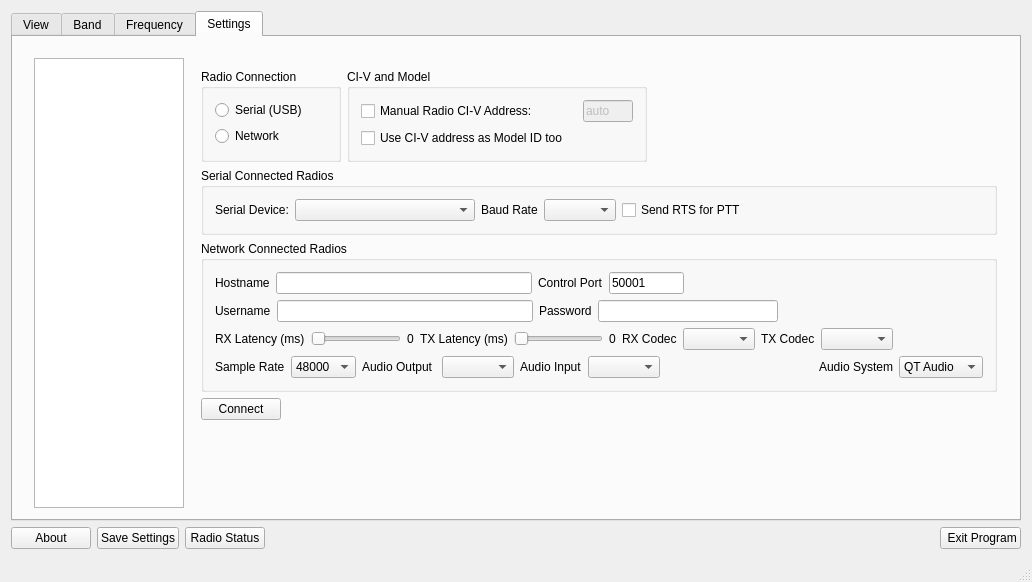
Before: the Qt Designer form wfmain.ui in adecarolis/wfweb, drawn with Qt 5.
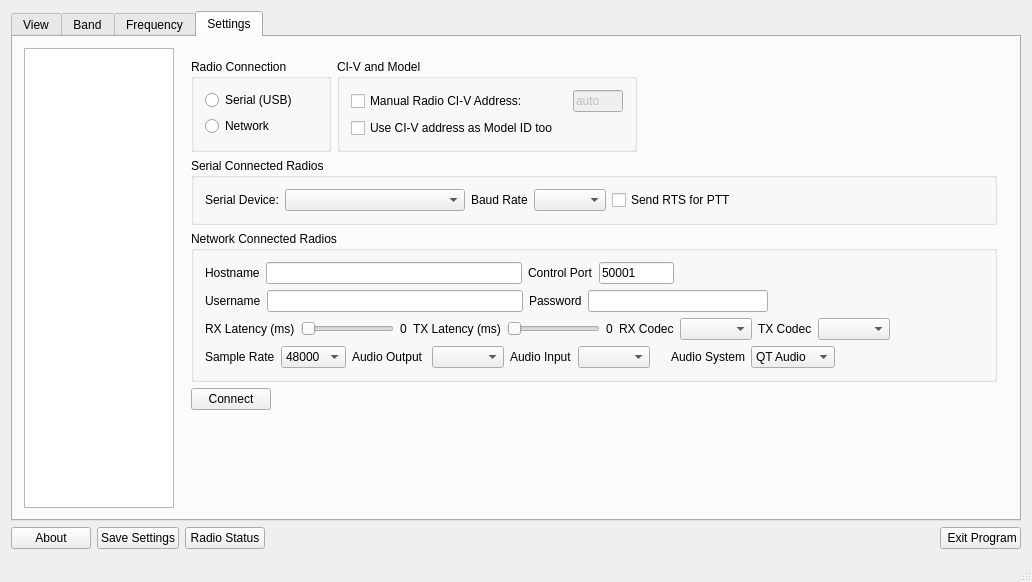
After: the same form once the commit is applied. The open tabs and pages were chosen to show the change. Custom widgets are drawn as their Qt base class.

Commit message: Found an extra 10 pixels due to some layout padding I left in accidently.

Diff of the .ui file:
```diff
--- a/wfmain.ui
+++ b/wfmain.ui
@@ -2153,10 +2153,10 @@
         <item>
          <layout class="QHBoxLayout" name="horizontalLayout">
           <property name="leftMargin">
-           <number>10</number>
+           <number>0</number>
           </property>
           <property name="topMargin">
-           <number>10</number>
+           <number>0</number>
           </property>
           <item>
            <widget class="QListWidget" name="settingsList">
@@ -2736,9 +2736,12 @@
                        <property name="orientation">
                         <enum>Qt::Horizontal</enum>
                        </property>
+                       <property name="sizeType">
+                        <enum>QSizePolicy::Fixed</enum>
+                       </property>
                        <property name="sizeHint" stdset="0">
                         <size>
-                         <width>40</width>
+                         <width>15</width>
                          <height>20</height>
                         </size>
                        </property>
@@ -2770,6 +2773,19 @@
                        </item>
                       </widget>
                      </item>
+                     <item>
+                      <spacer name="horizontalSpacer_31">
+                       <property name="orientation">
+                        <enum>Qt::Horizontal</enum>
+                       </property>
+                       <property name="sizeHint" stdset="0">
+                        <size>
+                         <width>40</width>
+                         <height>20</height>
+                        </size>
+                       </property>
+                      </spacer>
+                     </item>
                     </layout>
                    </item>
                   </layout>
```
Left out of the diff: 2 changed lines with no effect on the pictures.
